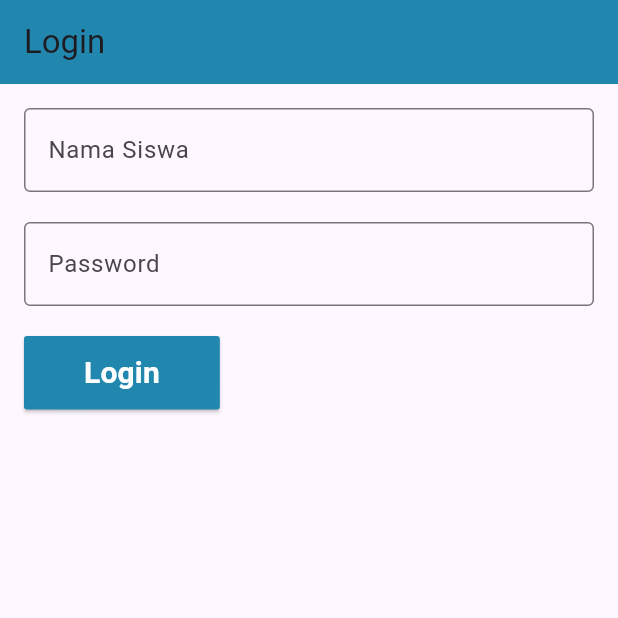
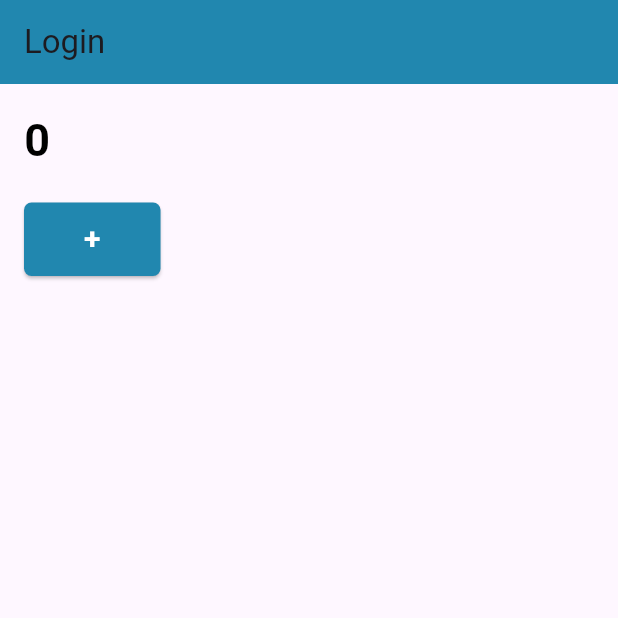
Before and after one commit to ValerieAttila09/belajar_form_flutter, a Flutter app: the screen it shows after launch, on a phone screen of 412 x 824 dp, the top half of it. Run offline on Flutter 3.47's test engine with Material 3 defaults, Android fonts, the phone set to English and light mode, and no system bars.

```diff
--- a/lib/main.dart
+++ b/lib/main.dart
@@ -7,24 +7,27 @@ void main() {
 class MyApp extends StatelessWidget {
   const MyApp({super.key});
 
-  // This widget is the root of your application.
   @override
   Widget build(BuildContext context) {
-    return MaterialApp(debugShowCheckedModeBanner: false, home: FormPage());
+    return MaterialApp(debugShowCheckedModeBanner: false, home: SetCounter());
   }
 }
 
-class FormPage extends StatefulWidget {
-  const FormPage({super.key});
+class SetCounter extends StatefulWidget {
+  const SetCounter({super.key});
 
   @override
-  State<FormPage> createState() => _FormPageState();
+  State<SetCounter> createState() => _Counter();
 }
 
-class _FormPageState extends State<FormPage> {
-  final _formKey = GlobalKey<FormState>();
-  final TextEditingController nama_controller = TextEditingController();
-  final TextEditingController password_controller = TextEditingController();
+class _Counter extends State<SetCounter> {
+  int number = 0;
+
+  void tambah_angka() {
+    setState(() {
+      number += 2;
+    });
+  }
 
   @override
   Widget build(BuildContext context) {
@@ -35,43 +38,33 @@ class _FormPageState extends State<FormPage> {
       ),
       body: Padding(
         padding: EdgeInsets.all(16.0),
-        child: Form(
-          key: _formKey,
         child: Column(
           crossAxisAlignment: CrossAxisAlignment.start,
           children: [
-              TextFormField(
-                controller: nama_controller,
-                decoration: InputDecoration(
-                  labelText: "Nama Siswa",
-                  border: OutlineInputBorder(),
-                ),
-              ),
-              const SizedBox(height: 20),
-              TextFormField(
-                controller: password_controller,
-                decoration: InputDecoration(
-                  labelText: "Password",
-                  border: OutlineInputBorder(),
+            Text(
+              number.toString(),
+              style: TextStyle(
+                color: Colors.black,
+                fontSize: 30,
+                fontWeight: FontWeight.w600,
               ),
             ),
             const SizedBox(height: 20),
             ElevatedButton(
               onPressed: () {
-                  Navigator.push(
-                    context,
-                    MaterialPageRoute(builder: (context) => HalamanDashboard()),
-                  );
+                if (number < 10) {
+                  tambah_angka();
+                }
               },
               style: ElevatedButton.styleFrom(
                 backgroundColor: const Color.fromARGB(255, 33, 135, 175),
                 shape: RoundedRectangleBorder(
-                    borderRadius: BorderRadius.circular(2),
+                  borderRadius: BorderRadius.circular(5),
                 ),
                 padding: EdgeInsets.symmetric(vertical: 10, horizontal: 40),
               ),
               child: Text(
-                  "Login",
+                "+",
                 style: TextStyle(
                   fontSize: 20,
                   fontWeight: FontWeight.w600,
@@ -82,58 +75,6 @@ class _FormPageState extends State<FormPage> {
           ],
         ),
       ),
-      ),
     );
   }
 }
-
-class HalamanDashboard extends StatelessWidget {
-  const HalamanDashboard({super.key});
-
-  @override
-  Widget build(BuildContext context) {
-    return Scaffold(
-      appBar: AppBar(
-        title: Text("Halaman Dashboard"),
-        backgroundColor: const Color.fromARGB(255, 33, 135, 175),
-      ),
-      body: Padding(
-        padding: EdgeInsets.all(10.0),
-        child: Column(
-          mainAxisAlignment: MainAxisAlignment.start,
-          children: [
-            DataTable(
-              columns: const <DataColumn>[
-                DataColumn(label: Text("No")),
-                DataColumn(label: Text("Nama Siswa")),
-                DataColumn(label: Text("Email")),
-              ],
-              rows: const <DataRow>[
-                DataRow(cells: <DataCell>[
-                  DataCell(Text("1")),
-                  DataCell(Text("Valerie Attila Al-fath")),
-                  DataCell(Text("ggwp123@gmail.com")),
-                ]),
-                DataRow(cells: <DataCell>[
-                  DataCell(Text("2")),
-                  DataCell(Text("Abyandra Syahputra")),
-                  DataCell(Text("aby123@gmail.com")),
-                ]),
-                DataRow(cells: <DataCell>[
-                  DataCell(Text("3")),
-                  DataCell(Text("Boby Maulana")),
-                  DataCell(Text("boby123@gmail.com")),
-                ]),
-                DataRow(cells: <DataCell>[
-                  DataCell(Text("4")),
-                  DataCell(Text("Dodi Rahmatsyah")),
-                  DataCell(Text("dodi123@gmail.com")),
-                ]),
-              ]
-            )
-          ],
-        ),
-      ),
-    );
-  }
-}
```
Also changed, not shown: lib/backup.dart (added, +139 -0 lines). Lines whose indentation alone changed are shown as unchanged.
